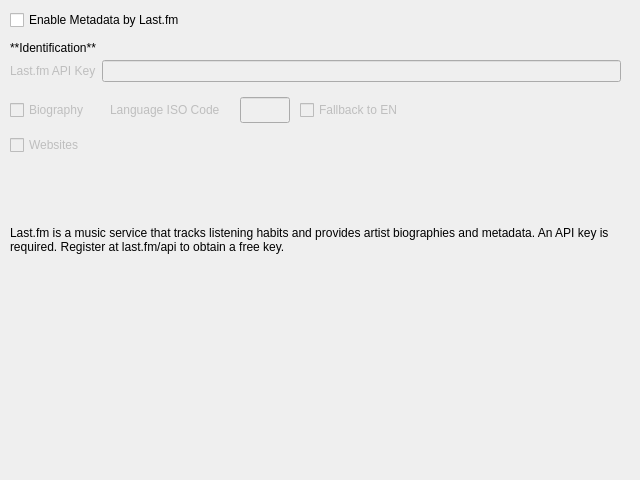
whatsnowplaying/whats-now-playing, file nowplaying/resources/artistextras_lastfm_ui.ui: the form before one commit.
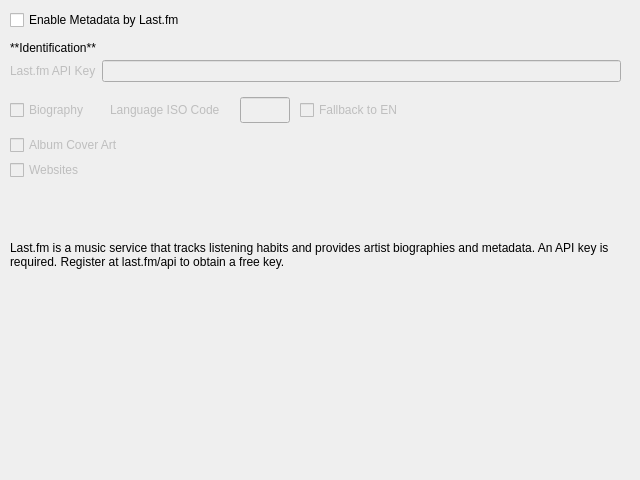
The form after the commit.

Commit message: Add lastfm and theaudiodb for album art lookup

```diff
--- a/nowplaying/resources/artistextras_lastfm_ui.ui
+++ b/nowplaying/resources/artistextras_lastfm_ui.ui
@@ -141,7 +141,7 @@
     <string>Fallback to EN</string>
    </property>
   </widget>
-  <widget class="QCheckBox" name="websites_checkbox">
+  <widget class="QCheckBox" name="coverart_checkbox">
    <property name="enabled">
     <bool>false</bool>
    </property>
@@ -149,6 +149,22 @@
     <rect>
      <x>10</x>
      <y>135</y>
+     <width>150</width>
+     <height>20</height>
+    </rect>
+   </property>
+   <property name="text">
+    <string>Album Cover Art</string>
+   </property>
+  </widget>
+  <widget class="QCheckBox" name="websites_checkbox">
+   <property name="enabled">
+    <bool>false</bool>
+   </property>
+   <property name="geometry">
+    <rect>
+     <x>10</x>
+     <y>160</y>
      <width>88</width>
      <height>20</height>
     </rect>
@@ -161,7 +177,7 @@
    <property name="geometry">
     <rect>
      <x>10</x>
-     <y>200</y>
+     <y>215</y>
      <width>611</width>
      <height>80</height>
     </rect>
```
Left out of the diff: 12 changed lines with no effect on the pictures. The commit also changes 7 other files.
